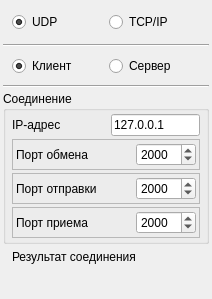
Qt form Main/Widget/widgetsettings.ui (PelemeshekGit/udpTcpSender) before a commit.
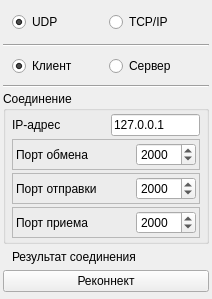
The same form after that commit. Icons and pictures are not drawn.

```diff
--- a/Main/Widget/widgetsettings.ui
+++ b/Main/Widget/widgetsettings.ui
@@ -447,6 +447,13 @@
      </item>
     </layout>
    </item>
+   <item>
+    <widget class="QPushButton" name="btnReconnect">
+     <property name="text">
+      <string>Реконнект</string>
+     </property>
+    </widget>
+   </item>
    <item>
     <spacer name="verticalSpacer">
      <property name="orientation">
```
